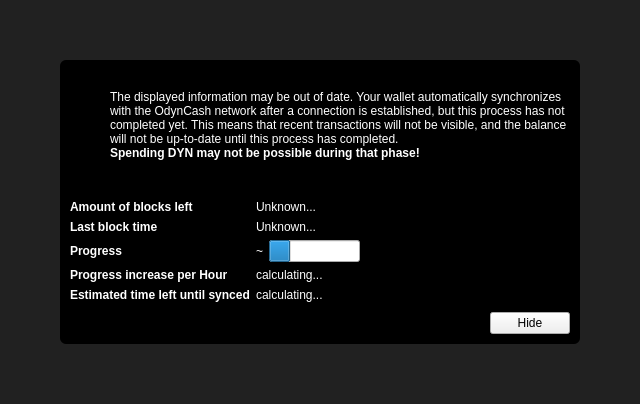
Above: src/qt/forms/modaloverlay.ui from Zero-Dynamics/cash-core before the change. Below: the same form after it.
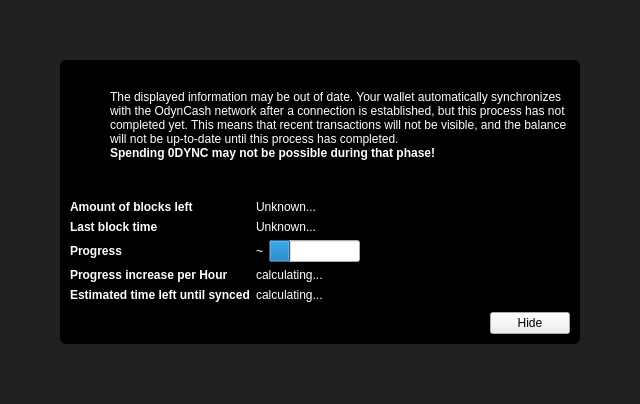
That is the form after the change. Icons and pictures are not drawn. Custom widgets are drawn as their Qt base class.

Commit message: Change the ticker symbol to 0DYNC

Patch:
```diff
--- a/src/qt/forms/modaloverlay.ui
+++ b/src/qt/forms/modaloverlay.ui
@@ -160,7 +160,7 @@
 color: rgb(255, 255, 255);</string>
                </property>
                <property name="text">
-                <string>Spending DYN may not be possible during that phase!</string>
+                <string>Spending 0DYNC may not be possible during that phase!</string>
                </property>
                <property name="textFormat">
                 <enum>Qt::RichText</enum>
```
The commit also changes 81 other files.
